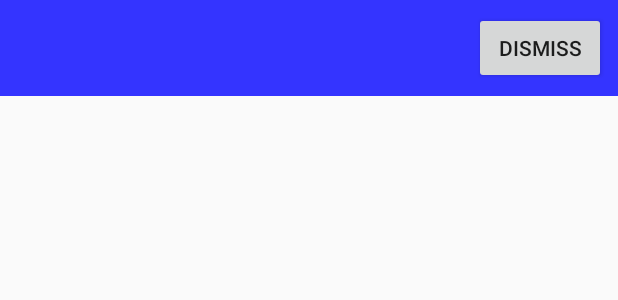
After one commit to abhishek1508/DoordashLite, an Android app: the layout layout_item_welcome.xml on its own in the app's theme, with its tools: preview values and no code run, on a phone screen of 412 x 824 dp. The commit adds this screen. Shown: the top 300 px of the screen. Run offline under Robolectric (Android 15) with nearby library versions, the phone set to English and light mode, and no system bars; network calls fail.

Commit message:
add code for next round

```diff
--- /dev/null
+++ b/app/src/main/java/com/app/doordashlite/restaurants/repo/entity/local/CustomItem.kt
@@ -0,0 +1,6 @@
+package com.app.doordashlite.restaurants.repo.entity.local
+
+import android.support.annotation.Nullable
+import com.app.doordashlite.restaurants.repo.entity.Restaurant
+
+data class CustomItem(var restaurant: Restaurant?, var welcomeMsg: String)
--- /dev/null
+++ b/app/src/main/res/layout/layout_item_welcome.xml
@@ -0,0 +1,29 @@
+<?xml version="1.0" encoding="utf-8"?>
+<android.support.constraint.ConstraintLayout xmlns:android="http://schemas.android.com/apk/res/android"
+    android:layout_width="match_parent"
+    android:layout_height="wrap_content"
+    android:padding="@dimen/padding_8dp"
+    android:background="#3434FF"
+    xmlns:app="http://schemas.android.com/apk/res-auto">
+
+    <TextView
+        android:id="@+id/textMessage"
+        android:layout_width="0dp"
+        android:layout_height="wrap_content"
+        app:layout_constraintStart_toStartOf="parent"
+        app:layout_constraintTop_toTopOf="parent"
+        app:layout_constraintBottom_toBottomOf="parent"
+        android:textSize="@dimen/text_16sp"
+        android:textColor="@android:color/white"
+        />
+
+    <Button
+        android:id="@+id/dismiss"
+        android:layout_width="wrap_content"
+        android:layout_height="wrap_content"
+        app:layout_constraintEnd_toEndOf="parent"
+        app:layout_constraintTop_toTopOf="parent"
+        app:layout_constraintBottom_toBottomOf="parent"
+        android:text="Dismiss"
+        />
+</android.support.constraint.ConstraintLayout>
```
Also changed, not shown: app/src/main/java/com/app/doordashlite/restaurants/RestaurantAdapter.kt (+57 -10 lines), app/src/main/java/com/app/doordashlite/restaurants/RestaurantFragment.kt (+21 -2 lines).
